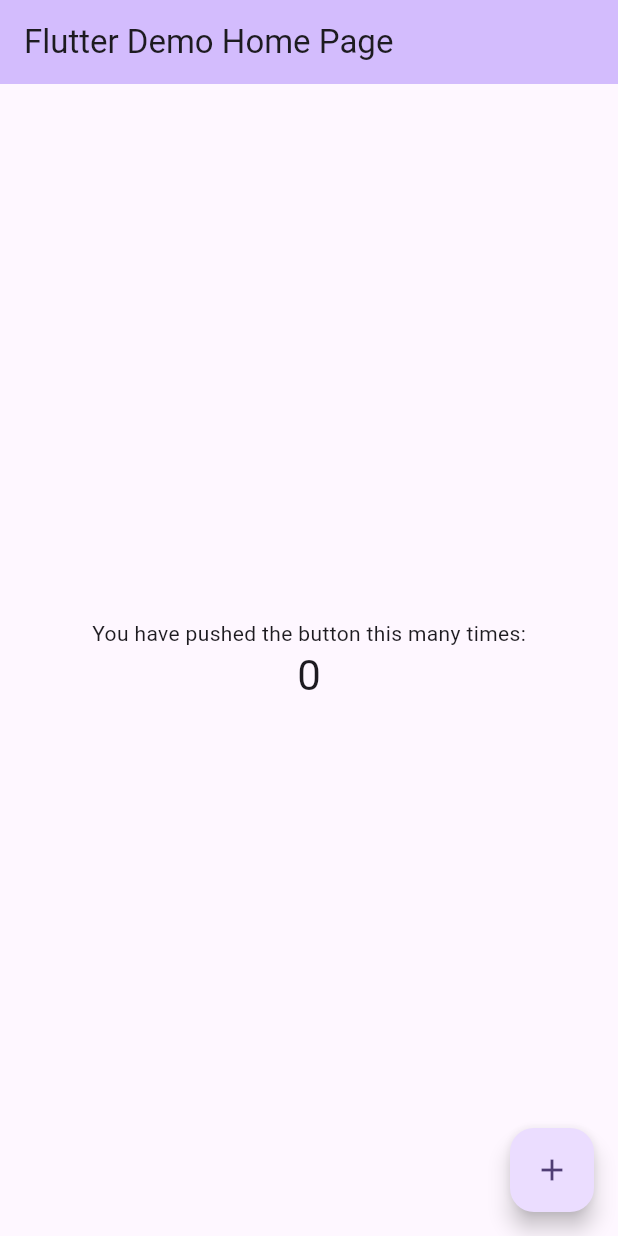
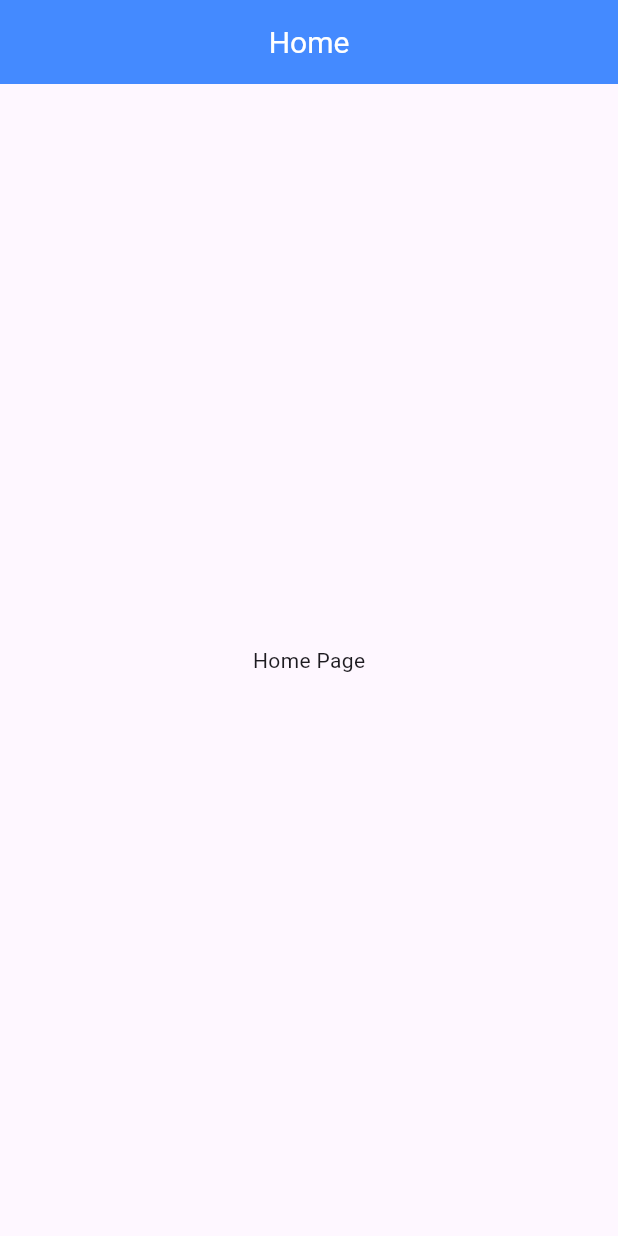
Before and after one commit to justin-htun/huap_exam, a Flutter app: the screen it shows after launch, on a phone screen of 412 x 824 dp. Run offline on Flutter 3.47's test engine with Material 2 defaults, Android fonts, the phone set to English and light mode, and no system bars.

```diff
--- /dev/null
+++ b/lib/app.dart
@@ -0,0 +1,33 @@
+import 'package:flutter/material.dart';
+import 'package:flutter/services.dart';
+import 'package:huap_exam/pages/home_page.dart';
+
+class MyApp extends StatelessWidget {
+  const MyApp({super.key});
+
+  @override
+  Widget build(BuildContext context) {
+    SystemChrome.setPreferredOrientations(
+        [DeviceOrientation.portraitUp, DeviceOrientation.portraitDown]);
+    return MaterialApp(
+      debugShowCheckedModeBanner: false,
+      title: 'HUAP',
+      theme: ThemeData(
+        colorScheme: ColorScheme.fromSeed(seedColor: Colors.deepPurple),
+        useMaterial3: true,
+        appBarTheme: const AppBarTheme(
+          titleTextStyle: TextStyle(
+            fontSize: 20,
+            color: Colors.white,
+          ),
+          iconTheme: IconThemeData(color: Colors.white, size: 23),
+          backgroundColor: Colors.blueAccent,
+          elevation: 0,
+          systemOverlayStyle:
+          SystemUiOverlayStyle(statusBarColor: Colors.transparent),
+        ),
+      ),
+      home: const HomePage(),
+    );
+  }
+}
--- a/lib/main.dart
+++ b/lib/main.dart
@@ -1,125 +1,6 @@
 import 'package:flutter/material.dart';
+import 'package:huap_exam/app.dart';
 
 void main() {
   runApp(const MyApp());
 }
-
-class MyApp extends StatelessWidget {
-  const MyApp({super.key});
-
-  // This widget is the root of your application.
-  @override
-  Widget build(BuildContext context) {
-    return MaterialApp(
-      title: 'Flutter Demo',
-      theme: ThemeData(
-        // This is the theme of your application.
-        //
-        // TRY THIS: Try running your application with "flutter run". You'll see
-        // the application has a blue toolbar. Then, without quitting the app,
-        // try changing the seedColor in the colorScheme below to Colors.green
-        // and then invoke "hot reload" (save your changes or press the "hot
-        // reload" button in a Flutter-supported IDE, or press "r" if you used
-        // the command line to start the app).
-        //
-        // Notice that the counter didn't reset back to zero; the application
-        // state is not lost during the reload. To reset the state, use hot
-        // restart instead.
-        //
-        // This works for code too, not just values: Most code changes can be
-        // tested with just a hot reload.
-        colorScheme: ColorScheme.fromSeed(seedColor: Colors.deepPurple),
-        useMaterial3: true,
-      ),
-      home: const MyHomePage(title: 'Flutter Demo Home Page'),
-    );
-  }
-}
-
-class MyHomePage extends StatefulWidget {
-  const MyHomePage({super.key, required this.title});
-
-  // This widget is the home page of your application. It is stateful, meaning
-  // that it has a State object (defined below) that contains fields that affect
-  // how it looks.
-
-  // This class is the configuration for the state. It holds the values (in this
-  // case the title) provided by the parent (in this case the App widget) and
-  // used by the build method of the State. Fields in a Widget subclass are
-  // always marked "final".
-
-  final String title;
-
-  @override
-  State<MyHomePage> createState() => _MyHomePageState();
-}
-
-class _MyHomePageState extends State<MyHomePage> {
-  int _counter = 0;
-
-  void _incrementCounter() {
-    setState(() {
-      // This call to setState tells the Flutter framework that something has
-      // changed in this State, which causes it to rerun the build method below
-      // so that the display can reflect the updated values. If we changed
-      // _counter without calling setState(), then the build method would not be
-      // called again, and so nothing would appear to happen.
-      _counter++;
-    });
-  }
-
-  @override
-  Widget build(BuildContext context) {
-    // This method is rerun every time setState is called, for instance as done
-    // by the _incrementCounter method above.
-    //
-    // The Flutter framework has been optimized to make rerunning build methods
-    // fast, so that you can just rebuild anything that needs updating rather
-    // than having to individually change instances of widgets.
-    return Scaffold(
-      appBar: AppBar(
-        // TRY THIS: Try changing the color here to a specific color (to
-        // Colors.amber, perhaps?) and trigger a hot reload to see the AppBar
-        // change color while the other colors stay the same.
-        backgroundColor: Theme.of(context).colorScheme.inversePrimary,
-        // Here we take the value from the MyHomePage object that was created by
-        // the App.build method, and use it to set our appbar title.
-        title: Text(widget.title),
-      ),
-      body: Center(
-        // Center is a layout widget. It takes a single child and positions it
-        // in the middle of the parent.
-        child: Column(
-          // Column is also a layout widget. It takes a list of children and
-          // arranges them vertically. By default, it sizes itself to fit its
-          // children horizontally, and tries to be as tall as its parent.
-          //
-          // Column has various properties to control how it sizes itself and
-          // how it positions its children. Here we use mainAxisAlignment to
-          // center the children vertically; the main axis here is the vertical
-          // axis because Columns are vertical (the cross axis would be
-          // horizontal).
-          //
-          // TRY THIS: Invoke "debug painting" (choose the "Toggle Debug Paint"
-          // action in the IDE, or press "p" in the console), to see the
-          // wireframe for each widget.
-          mainAxisAlignment: MainAxisAlignment.center,
-          children: <Widget>[
-            const Text(
-              'You have pushed the button this many times:',
-            ),
-            Text(
-              '$_counter',
-              style: Theme.of(context).textTheme.headlineMedium,
-            ),
-          ],
-        ),
-      ),
-      floatingActionButton: FloatingActionButton(
-        onPressed: _incrementCounter,
-        tooltip: 'Increment',
-        child: const Icon(Icons.add),
-      ), // This trailing comma makes auto-formatting nicer for build methods.
-    );
-  }
-}
--- /dev/null
+++ b/lib/pages/home_page.dart
@@ -0,0 +1,23 @@
+import 'package:flutter/material.dart';
+
+class HomePage extends StatefulWidget {
+  const HomePage({super.key});
+
+  @override
+  State<HomePage> createState() => _HomePageState();
+}
+
+class _HomePageState extends State<HomePage> {
+  @override
+  Widget build(BuildContext context) {
+    return Scaffold(
+      appBar: AppBar(
+        title: const Text('Home'),
+        centerTitle: true,
+      ),
+      body: const Center(
+        child: Text("Home Page"),
+      ),
+    );
+  }
+}
```
Also changed, not shown: pubspec.yaml (+4 -50 lines), 1 other file.
